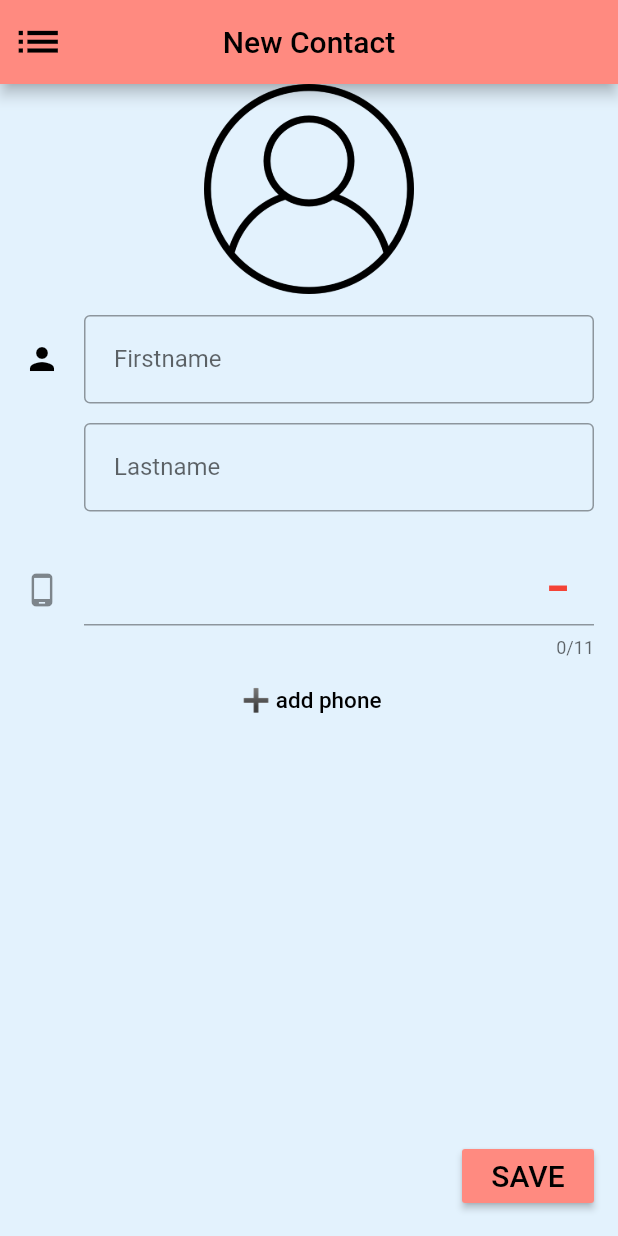
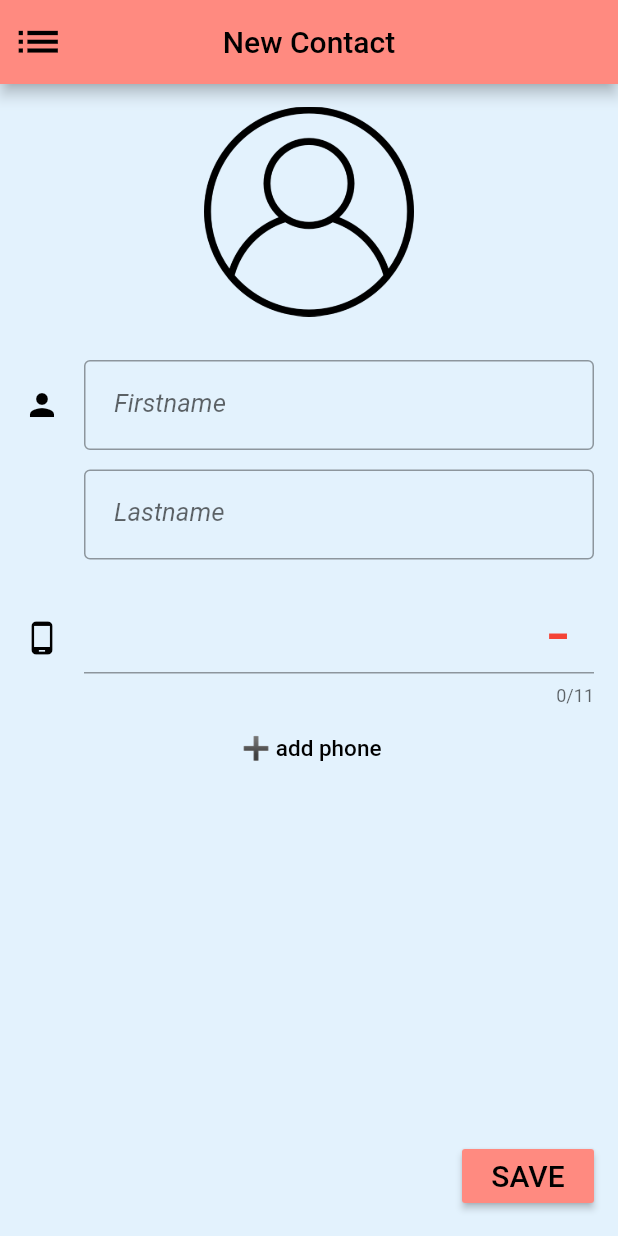
Before and after one commit to AY2020-2021-CpE-OJT/Zar_Task004_PB-APP, a Flutter app: the NewContact screen opened directly, after a tap on "➕ add phone", on a phone screen of 412 x 824 dp. Run offline on Flutter 3.47's test engine with Material 2 defaults, Android fonts, the phone set to English and light mode, and no system bars; our stand-ins replace shared_preferences; accounts and stored records are empty; network calls fail.

Commit message:
added italic font style

```diff
--- a/lib/Contact/newContact.dart
+++ b/lib/Contact/newContact.dart
@@ -17,11 +17,8 @@ class _NewContactState extends State<NewContact> {
   List<TextEditingController> _phonenumbers = <TextEditingController>[
     TextEditingController()
   ];
-  final List<Todo> _list = <Todo>[];
 
   int _num = 0;
-
-
 
   void addContact() {
     List<String> phonenum = <String>[];
@@ -30,16 +27,13 @@ class _NewContactState extends State<NewContact> {
       phonenum.add(_phonenumbers[i].text);
     }
     setState(() {
-      _list.insert(0, Todo(_lastname.text, _firstname.text, phonenum));
-      _futureContacts = createContact(_lastname.text, _firstname.text, phonenum);
+      createContact(_lastname.text, _firstname.text, phonenum);
     });
     _lastname.clear();
     _firstname.clear();
     for (int i = 0; i < _num; i++) {
-
       _phonenumbers[i].clear();
       }
-
     final toast = SnackBar(
       content: Text("Succesfuly added",
           style: TextStyle(fontSize: 17, color: Colors.white)),
@@ -63,7 +57,6 @@ class _NewContactState extends State<NewContact> {
 
   @override
   Widget build(BuildContext context) {
-
     return Scaffold(
       appBar: AppBar(
         centerTitle: true,
@@ -93,7 +86,8 @@ class _NewContactState extends State<NewContact> {
           },
       child: Text("SAVE", style: TextStyle(color: Colors.black, fontSize: 20))),
       body: Column(children: [
-        CircleAvatar(
+        Padding(padding: EdgeInsets.all(15),
+        child: CircleAvatar(
           child: FittedBox(
             fit: BoxFit.cover,
             child: Image(
@@ -102,7 +96,7 @@ class _NewContactState extends State<NewContact> {
           ),
           backgroundColor: Colors.blue[50],
           radius: 70,
-        ),
+        )),
         SizedBox(height: 10),
         Flexible(
           child: ListView.builder(
@@ -116,6 +110,7 @@ class _NewContactState extends State<NewContact> {
                   icon: Icon(Icons.person, color: Colors.black),
                   border: OutlineInputBorder(),
                   labelText: "Firstname"),
+                  style: TextStyle(color: Colors.black, fontSize: 17, fontStyle: FontStyle.italic),
                 keyboardType: TextInputType.name,
               ),
             );
@@ -135,6 +130,7 @@ class _NewContactState extends State<NewContact> {
                   icon: SizedBox(width: 24),
                   border: OutlineInputBorder(),
                   labelText: "Lastname"),
+                  style: TextStyle(color: Colors.black, fontSize: 17, fontStyle: FontStyle.italic),
                 keyboardType: TextInputType.name,
               ),
             );
@@ -150,13 +146,13 @@ class _NewContactState extends State<NewContact> {
               title: TextField(
                 controller: _phonenumbers[i],
                 decoration: InputDecoration(
-                  icon: Icon(Icons.phone_android),
+                  icon: Icon(Icons.phone_android, color: Colors.black),
                   border: UnderlineInputBorder(),
                   suffixIcon: IconButton(
                     onPressed: subtractphone,
                     icon: Text("-", style: TextStyle(fontSize: 50, height: 0.75, color: Colors.red)),
-                  )
-                  ),
+                  )),
+                style: TextStyle(color: Colors.black, fontSize: 17, fontStyle: FontStyle.italic),
                 maxLength: 11,
                 keyboardType: TextInputType.number,
               ),
```
